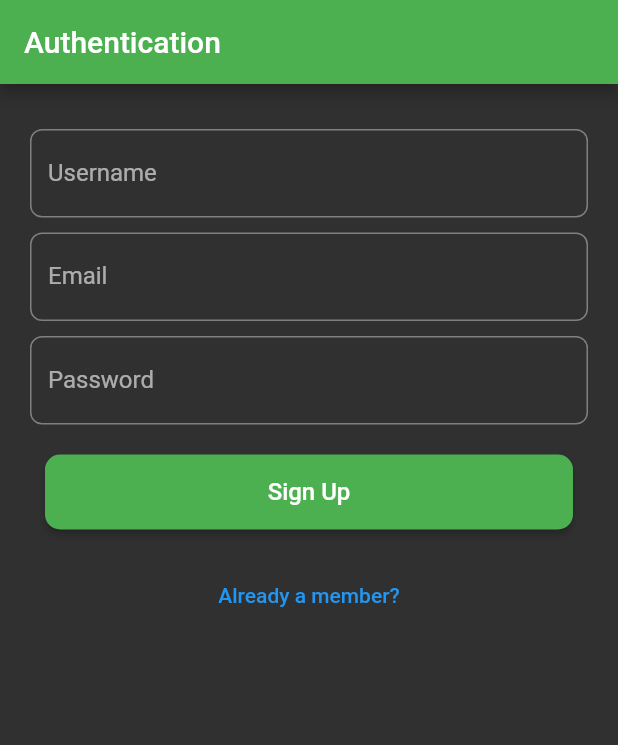
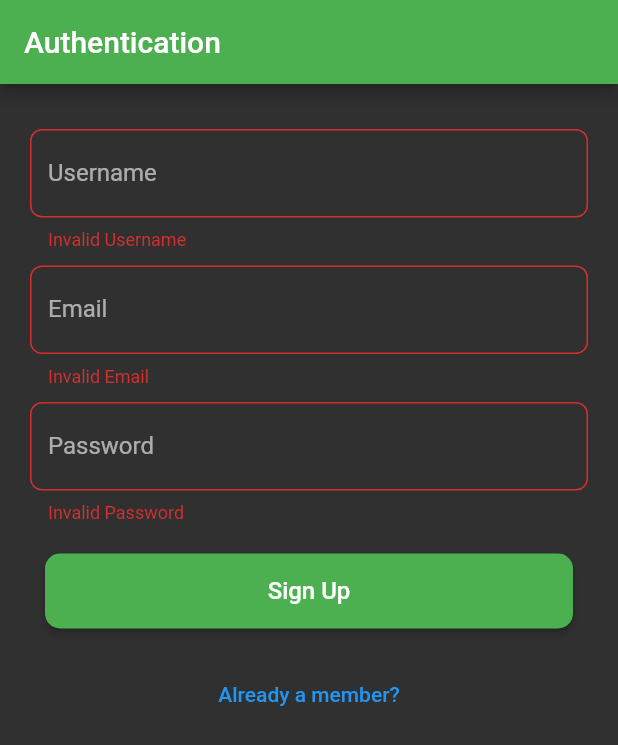
Before and after one commit to JoelVStan/todo_app, a Flutter app: the screen it shows after launch, after a tap on "Sign Up", on a phone screen of 412 x 824 dp. Shown: the top 745 px of the screen. Run offline on Flutter 3.47's test engine with Material 2 defaults, Android fonts, the phone set to English and light mode, and no system bars; our stand-ins replace cloud_firestore, firebase_auth, firebase_core, fluttertoast, google_fonts; accounts and stored records are empty.

Commit message:
Partial commit.

```diff
--- a/lib/auth/authform.dart
+++ b/lib/auth/authform.dart
@@ -1,5 +1,7 @@
+import 'package:firebase_auth/firebase_auth.dart';
 import 'package:flutter/material.dart';
 import 'package:google_fonts/google_fonts.dart';
+import 'package:cloud_firestore/cloud_firestore.dart';
 
 class AuthForm extends StatefulWidget {
   const AuthForm({super.key});
@@ -10,11 +12,48 @@ class AuthForm extends StatefulWidget {
 
 class _AuthFormState extends State<AuthForm> {
 
+  //-----------------------------------------
+
   final _formkey = GlobalKey<FormState> ();
   var _email = '';
   var _password = '';
   var _username = '';
   bool isLoginPage = false;
+
+  //-----------------------------------------
+
+  startauthentication() {
+    final validity = _formkey.currentState!.validate();
+    FocusScope.of(context).unfocus();
+    if(validity) {
+      _formkey.currentState!.save();
+      submitform(_email, _password, _username);
+    }
+  }
+
+  submitform(String email, String password, String username) async {
+    final auth = FirebaseAuth.instance;
+    UserCredential usercredential;  //AuthResult authresult;
+    try{
+      if(isLoginPage){
+        usercredential = await auth.signInWithEmailAndPassword(email: email, password: password);
+      }
+      else{
+        usercredential = await auth.createUserWithEmailAndPassword(email: email, password: password);
+        String uid = usercredential.user!.uid;
+        await FirebaseFirestore.instance.collection('users').doc(uid).set({
+          'username':username,
+          'email':email
+        });
+      }
+    }
+    catch(err){
+      print(err);
+
+    }
+  }
+
+
 
   @override
   Widget build(BuildContext context) {
@@ -71,6 +110,7 @@ class _AuthFormState extends State<AuthForm> {
               ),
               SizedBox(height: 10),
               TextFormField(
+                obscureText: true,
                 keyboardType: TextInputType.emailAddress,
                 key: ValueKey('password'),
                 validator: (value) {
@@ -95,7 +135,9 @@ class _AuthFormState extends State<AuthForm> {
                 width: double.infinity,
                 height: 70,
                 child: ElevatedButton(
-                  onPressed: () {},
+                  onPressed: () {
+                    startauthentication();
+                  },
                   style: ElevatedButton.styleFrom(
                     backgroundColor: Colors.green,
                     shape: RoundedRectangleBorder(
--- a/lib/main.dart
+++ b/lib/main.dart
@@ -1,8 +1,16 @@
+import 'package:firebase_auth/firebase_auth.dart';
 import 'package:flutter/material.dart';
 import 'package:todo_app/auth/authscreen.dart';
 import 'package:todo_app/screens/home.dart';
+import 'package:firebase_core/firebase_core.dart';
 
-void main() {
+void main() async {
+  WidgetsFlutterBinding.ensureInitialized();
+
+  await Firebase.initializeApp();
+   //initilization of Firebase app
+
+  // other Firebase service initialization
   runApp(const MyApp());
 }
 
@@ -12,7 +20,16 @@ class MyApp extends StatelessWidget {
   Widget build(BuildContext context) {
     return MaterialApp(
 
-      home: AuthScreen(),
+      home: StreamBuilder(stream: FirebaseAuth.instance.authStateChanges(),
+      builder: (context, usersnapshot){
+        if(usersnapshot.hasData) {
+          return Home();
+        }
+        else {
+          return AuthScreen();
+        }
+
+      },),
       debugShowCheckedModeBanner: false,
 
       theme:
--- a/pubspec.yaml
+++ b/pubspec.yaml
@@ -31,10 +31,12 @@ environment:
 dependencies:
   flutter:
     sdk: flutter
-  firebase_auth:
+  firebase_core: ^2.4.0
+  firebase_auth: ^4.2.3
   cloud_firestore: ^4.3.0
   google_fonts: ^3.0.1
-
+  intl:
+  fluttertoast:
 
   # The following adds the Cupertino Icons font to your application.
   # Use with the CupertinoIcons class for iOS style icons.
```
Also changed, not shown: lib/screens/add_task.dart (added, +86 -0 lines), lib/screens/home.dart (+51 -0 lines), pubspec.lock, 3 other files.
